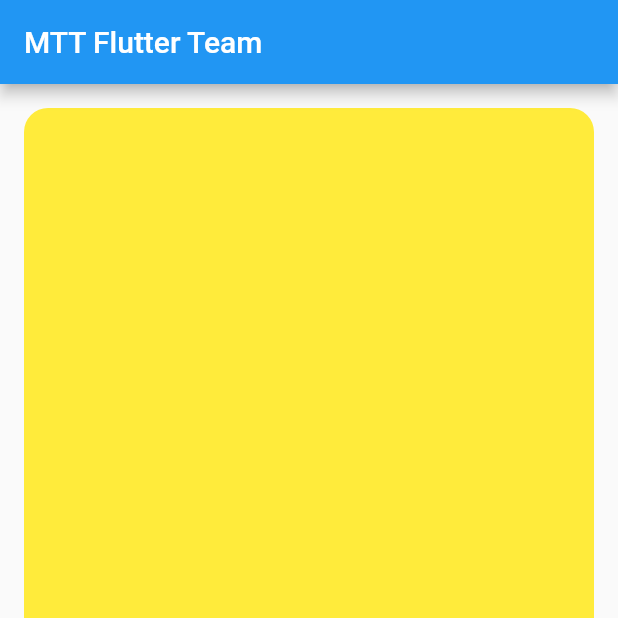
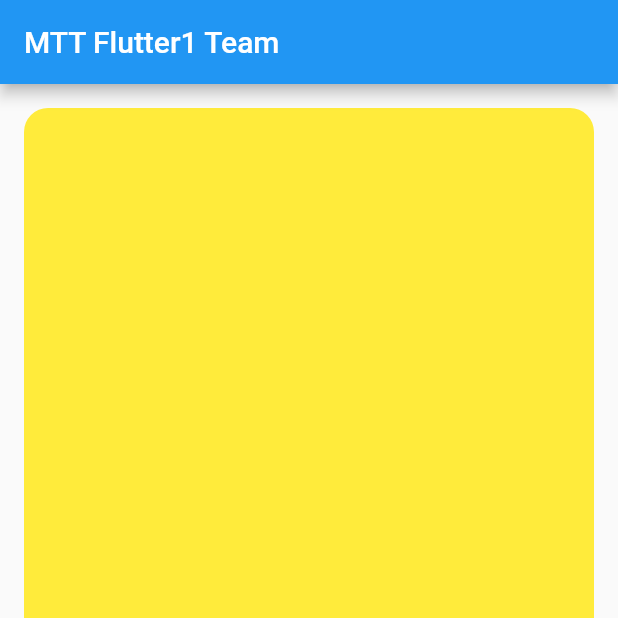
Before and after one commit to erkinaka/flutterlessons, a Flutter app: the screen it shows after launch, on a phone screen of 412 x 824 dp, the top half of it. Run offline on Flutter 3.47's test engine with Material 2 defaults, Android fonts, the phone set to English and light mode, and no system bars.

Commit message:
Asset İşlemleri

```diff
--- a/lib/main.dart
+++ b/lib/main.dart
@@ -18,7 +18,7 @@ class FlutterMyApp extends StatelessWidget {
       ),
       home: Scaffold(
         appBar: AppBar(
-          title: const Text('MTT Flutter Team'),
+          title: const Text('MTT Flutter1 Team'),
         ),
         body: Container(
           decoration: BoxDecoration(
--- a/pubspec.yaml
+++ b/pubspec.yaml
@@ -59,9 +59,8 @@ flutter:
   uses-material-design: true
 
   # To add assets to your application, add an assets section, like this:
-  # assets:
-  #   - images/a_dot_burr.jpeg
-  #   - images/a_dot_ham.jpeg
+  assets:
+    - images/
 
   # An image asset can refer to one or more resolution-specific "variants", see
   # https://flutter.dev/assets-and-images/#resolution-aware
```
Also changed, not shown: assets/images/test.txt (added).
